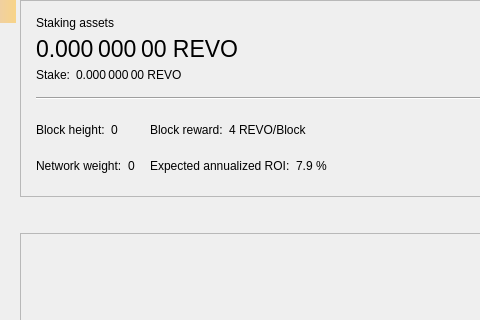
revolutionchain/revo, file src/qt/forms/stakepage.ui: the form before one commit; both pictures show x 0 to 480 and y 0 to 320 of the 714 by 450 pixel window.
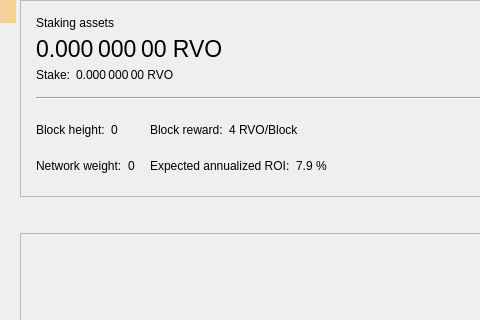
The form after the commit. Custom widgets are drawn as their Qt base class.

Commit message: more rebranding: REVO => RVO

Patch:
```diff
--- a/src/qt/forms/stakepage.ui
+++ b/src/qt/forms/stakepage.ui
@@ -69,7 +69,7 @@
            <string>Your current spendable balance</string>
           </property>
           <property name="text">
-           <string notr="true">0.000 000 00 REVO</string>
+           <string notr="true">0.000 000 00 RVO</string>
           </property>
           <property name="alignment">
            <set>Qt::AlignLeading|Qt::AlignLeft|Qt::AlignVCenter</set>
@@ -126,7 +126,7 @@
           <item>
            <widget class="QLabel" name="labelStake">
             <property name="text">
-             <string>0.000 000 00 REVO</string>
+             <string>0.000 000 00 RVO</string>
             </property>
             <property name="alignment">
              <set>Qt::AlignLeading|Qt::AlignLeft|Qt::AlignVCenter</set>
@@ -258,7 +258,7 @@
           <item>
            <widget class="QLabel" name="labelReward">
             <property name="text">
-             <string>4 REVO/Block</string>
+             <string>4 RVO/Block</string>
             </property>
             <property name="alignment">
              <set>Qt::AlignLeading|Qt::AlignLeft|Qt::AlignVCenter</set>
```
The commit also changes 16 other files.
